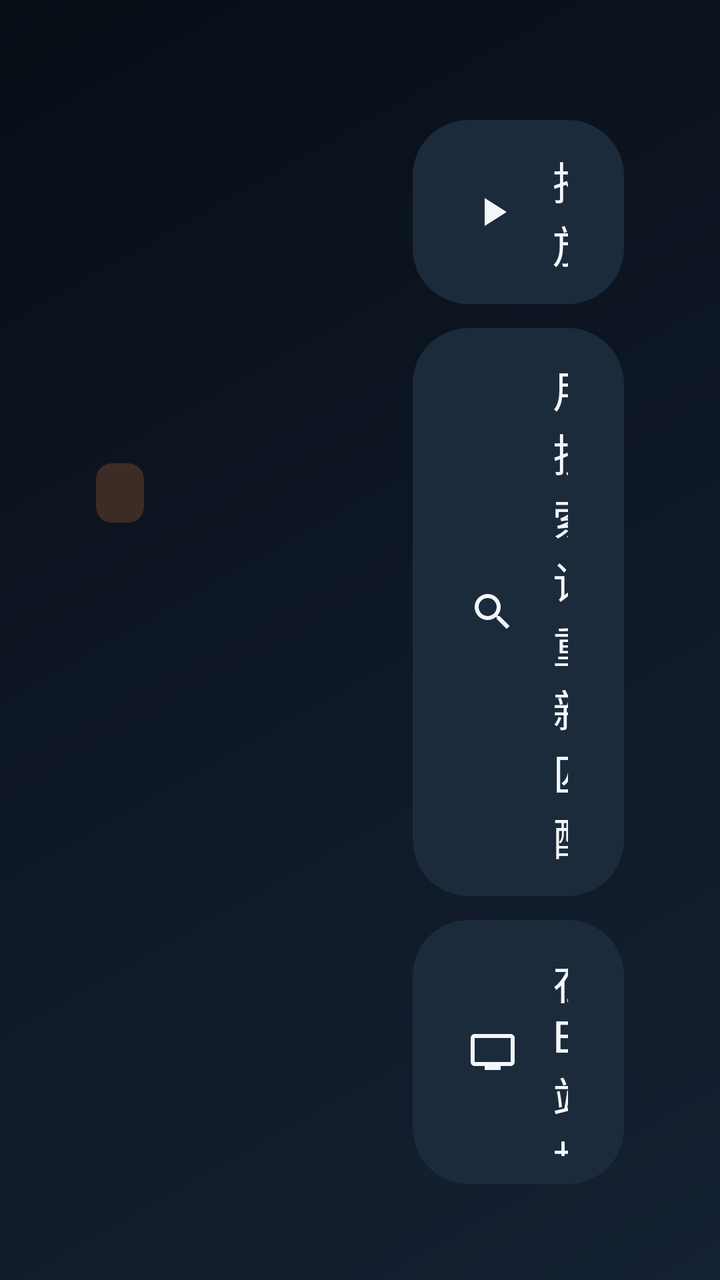
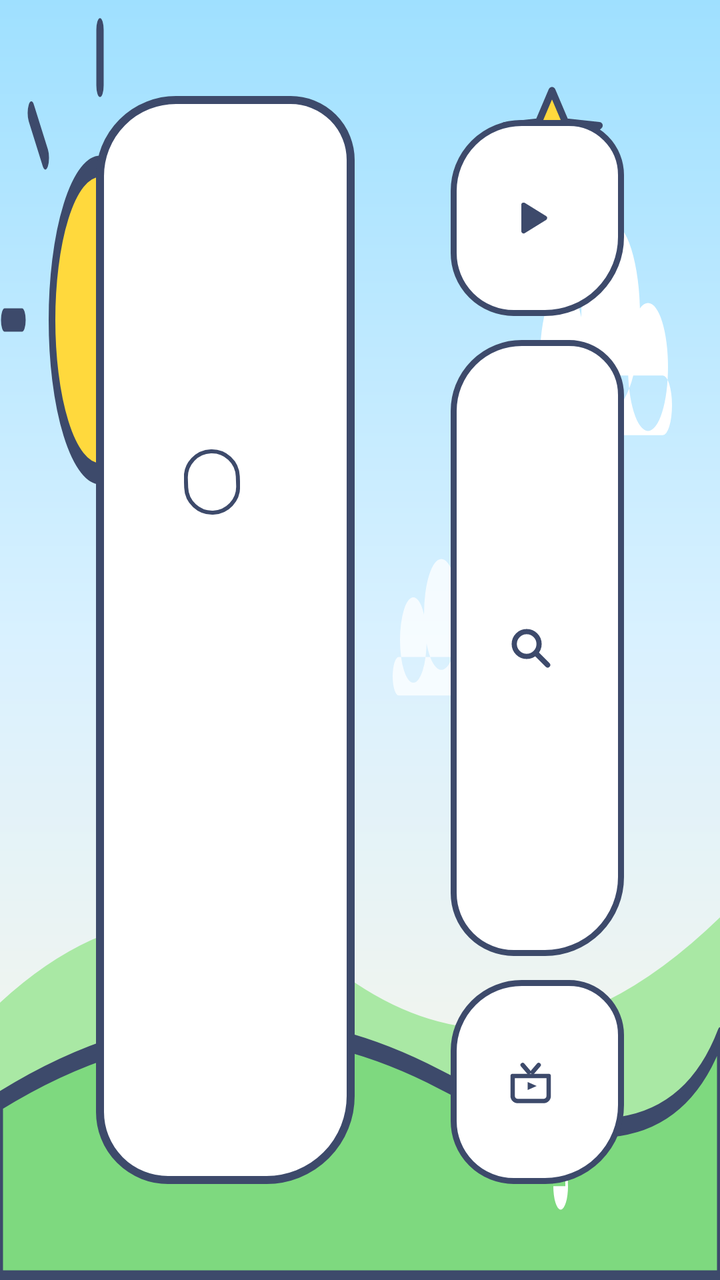

An Android layout rendered at two revisions. The XML below is the earlier revision; the diff shows what the commit changed to produce the second picture.
<!-- AndroidManifest.xml: application theme Theme.EvoKids -->
<!-- res/layout/activity_detail.xml -->
<?xml version="1.0" encoding="utf-8"?>
<LinearLayout xmlns:android="http://schemas.android.com/apk/res/android"
    android:layout_width="match_parent"
    android:layout_height="match_parent"
    android:orientation="horizontal"
    android:padding="48dp">

    <LinearLayout
        android:layout_width="0dp"
        android:layout_height="match_parent"
        android:layout_weight="3"
        android:orientation="vertical"
        android:gravity="center_vertical"
        android:paddingRight="48dp">

        <TextView
            android:id="@+id/detail_badge"
            android:layout_width="wrap_content"
            android:layout_height="wrap_content"
            android:background="@drawable/pill_badge"
            android:paddingLeft="12dp"
            android:paddingRight="12dp"
            android:paddingTop="4dp"
            android:paddingBottom="4dp"
            android:textColor="@color/accent"
            android:textSize="16sp"
            android:textStyle="bold"
            android:letterSpacing="0.15" />

        <TextView
            android:id="@+id/detail_title"
            android:layout_width="match_parent"
            android:layout_height="wrap_content"
            android:layout_marginTop="8dp"
            android:textColor="@color/text_primary"
            android:textSize="@dimen/detail_title"
            android:textStyle="bold" />

        <TextView
            android:id="@+id/detail_meta"
            android:layout_width="match_parent"
            android:layout_height="wrap_content"
            android:layout_marginTop="16dp"
            android:textColor="@color/text_secondary"
            android:textSize="@dimen/detail_body" />

        <TextView
            android:id="@+id/detail_notice"
            android:layout_width="match_parent"
            android:layout_height="wrap_content"
            android:layout_marginTop="16dp"
            android:textColor="@color/text_secondary"
            android:textSize="18sp"
            android:maxLines="4"
            android:ellipsize="end" />
    </LinearLayout>

    <LinearLayout
        android:layout_width="0dp"
        android:layout_height="match_parent"
        android:layout_weight="2"
        android:orientation="vertical"
        android:gravity="center_vertical">

        <Button
            android:id="@+id/btn_play"
            style="@style/Widget.EvoKids.Button"
            android:layout_width="match_parent"
            android:layout_height="wrap_content"
            android:drawableStart="@drawable/ic_play"
            android:text="@string/detail_play" />

        <Button
            android:id="@+id/btn_re_resolve"
            style="@style/Widget.EvoKids.Button"
            android:layout_width="match_parent"
            android:layout_height="wrap_content"
            android:drawableStart="@drawable/ic_search"
            android:text="@string/detail_re_resolve" />

        <Button
            android:id="@+id/btn_open_bili"
            style="@style/Widget.EvoKids.Button"
            android:layout_width="match_parent"
            android:layout_height="wrap_content"
            android:drawableStart="@drawable/ic_tv"
            android:text="@string/detail_open_bili" />
    </LinearLayout>
</LinearLayout>
<!-- resources referenced by this layout -->
<resources>
  <color name="accent">#FF8A3D</color>
  <color name="text_primary">#F4F7FA</color>
  <color name="text_secondary">#93A7BC</color>
  <dimen name="detail_title">40sp</dimen>
  <!-- drawable ic_play (drawable) -->
  <vector xmlns:android="http://schemas.android.com/apk/res/android" android:width="24dp" android:height="24dp" android:viewportWidth="24" android:viewportHeight="24">
      <path android:fillColor="#F4F7FA" android:pathData="M8,5v14l11,-7z"/>
  </vector>
  <!-- drawable ic_search (drawable) -->
  <vector xmlns:android="http://schemas.android.com/apk/res/android" android:width="24dp" android:height="24dp" android:viewportWidth="24" android:viewportHeight="24">
      <path android:fillColor="#F4F7FA" android:pathData="M15.5,14h-0.79l-0.28,-0.27C15.41,12.59 16,11.11 16,9.5C16,5.91 13.09,3 9.5,3S3,5.91 3,9.5S5.91,16 9.5,16c1.61,0 3.09,-0.59 4.23,-1.57l0.27,0.28v0.79l5,4.99L20.49,19l-4.99,-5zM9.5,14C7.01,14 5,11.99 5,9.5S7.01,5 9.5,5S14,7.01 14,9.5S11.99,14 9.5,14z"/>
  </vector>
  <!-- drawable ic_tv (drawable) -->
  <vector xmlns:android="http://schemas.android.com/apk/res/android" android:width="24dp" android:height="24dp" android:viewportWidth="24" android:viewportHeight="24">
      <path android:fillColor="#F4F7FA" android:pathData="M21,3H3c-1.1,0 -2,0.9 -2,2v12c0,1.1 0.9,2 2,2h5v2h8v-2h5c1.1,0 2,-0.9 2,-2V5c0,-1.1 -0.9,-2 -2,-2zM21,17H3V5h18v12z"/>
  </vector>
  <!-- drawable pill_badge (drawable) -->
  <?xml version="1.0" encoding="utf-8"?>
  <shape xmlns:android="http://schemas.android.com/apk/res/android">
      <solid android:color="#33FF8A3D" />
      <corners android:radius="8dp" />
  </shape>
  <style name="Widget.EvoKids.Button" parent="android:Widget.Material.Button">
          <item name="android:textSize">@dimen/button_text</item>
          <item name="android:textColor">@color/text_primary</item>
          <item name="android:background">@drawable/bg_button</item>
          <item name="android:paddingLeft">28dp</item>
          <item name="android:paddingRight">28dp</item>
          <item name="android:paddingTop">14dp</item>
          <item name="android:paddingBottom">14dp</item>
          <item name="android:drawablePadding">18dp</item>
          <item name="android:gravity">center_vertical|start</item>
          <item name="android:textAllCaps">false</item>
          <item name="android:layout_marginTop">12dp</item>
          <item name="android:minHeight">64dp</item>
      </style>
  <style name="Theme.EvoKids" parent="Theme.Leanback">
          <item name="android:windowBackground">@drawable/bg_main</item>
          <item name="android:colorAccent">@color/accent</item>
          <item name="colorAccent">@color/accent</item>
          <item name="android:textColorPrimary">@color/text_primary</item>
          <item name="android:textColorSecondary">@color/text_secondary</item>
      </style>
  <dimen name="button_text">22sp</dimen>
  <!-- drawable bg_button (drawable) -->
  <?xml version="1.0" encoding="utf-8"?>
  <selector xmlns:android="http://schemas.android.com/apk/res/android">
      <item android:state_focused="true">
          <shape>
              <solid android:color="#2A4159" />
              <corners android:radius="28dp" />
              <stroke android:width="3dp" android:color="@color/accent" />
          </shape>
      </item>
      <item>
          <shape>
              <solid android:color="#1C2B3C" />
              <corners android:radius="28dp" />
          </shape>
      </item>
  </selector>
  <!-- drawable bg_main (drawable) -->
  <?xml version="1.0" encoding="utf-8"?>
  <shape xmlns:android="http://schemas.android.com/apk/res/android">
      <gradient
          android:angle="135"
          android:startColor="#152233"
          android:centerColor="#0E1725"
          android:endColor="#080E16"
          android:type="linear" />
  </shape>
  <!-- unchanged entries left out for length: 4 -->
</resources>

<!-- the commit's change to res/layout/activity_detail.xml (unified diff, before → after) -->
@@ -1,89 +1,105 @@
 <?xml version="1.0" encoding="utf-8"?>
-<LinearLayout xmlns:android="http://schemas.android.com/apk/res/android"
+<FrameLayout xmlns:android="http://schemas.android.com/apk/res/android"
     android:layout_width="match_parent"
-    android:layout_height="match_parent"
-    android:orientation="horizontal"
-    android:padding="48dp">
+    android:layout_height="match_parent">
+
+    <ImageView
+        android:layout_width="56dp"
+        android:layout_height="56dp"
+        android:layout_gravity="top|end"
+        android:layout_marginTop="40dp"
+        android:layout_marginRight="56dp"
+        android:src="@drawable/deco_star"
+        android:contentDescription="@null" />
 
     <LinearLayout
-        android:layout_width="0dp"
+        android:layout_width="match_parent"
         android:layout_height="match_parent"
-        android:layout_weight="3"
-        android:orientation="vertical"
-        android:gravity="center_vertical"
-        android:paddingRight="48dp">
+        android:orientation="horizontal"
+        android:padding="48dp">
 
-        <TextView
-            android:id="@+id/detail_badge"
-            android:layout_width="wrap_content"
-            android:layout_height="wrap_content"
-            android:background="@drawable/pill_badge"
-            android:paddingLeft="12dp"
-            android:paddingRight="12dp"
-            android:paddingTop="4dp"
-            android:paddingBottom="4dp"
-            android:textColor="@color/accent"
-            android:textSize="16sp"
-            android:textStyle="bold"
-            android:letterSpacing="0.15" />
+        <LinearLayout
+            android:layout_width="0dp"
+            android:layout_height="match_parent"
+            android:layout_weight="3"
+            android:orientation="vertical"
+            android:gravity="center_vertical"
+            android:background="@drawable/bg_panel_card"
+            android:padding="44dp"
+            android:layout_marginRight="48dp">
 
-        <TextView
-            android:id="@+id/detail_title"
-            android:layout_width="match_parent"
-            android:layout_height="wrap_content"
-            android:layout_marginTop="8dp"
-            android:textColor="@color/text_primary"
-            android:textSize="@dimen/detail_title"
-            android:textStyle="bold" />
+            <TextView
+                android:id="@+id/detail_badge"
+                android:layout_width="wrap_content"
+                android:layout_height="wrap_content"
+                android:background="@drawable/pill_badge"
+                android:paddingLeft="14dp"
+                android:paddingRight="14dp"
+                android:paddingTop="5dp"
+                android:paddingBottom="5dp"
+                android:rotation="-2"
+                android:textColor="@color/crayon"
+                android:textSize="17sp"
+                android:textStyle="bold"
+                android:letterSpacing="0.1" />
 
-        <TextView
-            android:id="@+id/detail_meta"
-            android:layout_width="match_parent"
-            android:layout_height="wrap_content"
-            android:layout_marginTop="16dp"
-            android:textColor="@color/text_secondary"
-            android:textSize="@dimen/detail_body" />
+            <TextView
+                android:id="@+id/detail_title"
+                android:layout_width="match_parent"
+                android:layout_height="wrap_content"
+                android:layout_marginTop="14dp"
+                android:textColor="@color/text_primary"
+                android:textSize="@dimen/detail_title" />
 
-        <TextView
-            android:id="@+id/detail_notice"
-            android:layout_width="match_parent"
-            android:layout_height="wrap_content"
-            android:layout_marginTop="16dp"
-            android:textColor="@color/text_secondary"
-            android:textSize="18sp"
-            android:maxLines="4"
-            android:ellipsize="end" />
+            <TextView
+                android:id="@+id/detail_meta"
+                android:layout_width="match_parent"
+                android:layout_height="wrap_content"
+                android:layout_marginTop="18dp"
+                android:textColor="@color/text_secondary"
+                android:textSize="@dimen/detail_body" />
+
+            <TextView
+                android:id="@+id/detail_notice"
+                android:layout_width="match_parent"
+                android:layout_height="wrap_content"
+                android:layout_marginTop="16dp"
+                android:textColor="@color/text_secondary"
+                android:textSize="18sp"
+                android:maxLines="4"
+                android:ellipsize="end" />
+        </LinearLayout>
+
+        <LinearLayout
+            android:layout_width="0dp"
+            android:layout_height="match_parent"
+            android:layout_weight="2"
+            android:orientation="vertical"
+            android:gravity="center_vertical">
+
+            <Button
+                android:id="@+id/btn_play"
+                style="@style/Widget.EvoKids.Button"
+                android:layout_width="match_parent"
+                android:layout_height="wrap_content"
+                android:drawableStart="@drawable/ic_play"
+                android:text="@string/detail_play" />
+
+            <Button
+                android:id="@+id/btn_re_resolve"
+                style="@style/Widget.EvoKids.Button"
+                android:layout_width="match_parent"
+                android:layout_height="wrap_content"
+                android:drawableStart="@drawable/ic_search"
+                android:text="@string/detail_re_resolve" />
+
+            <Button
+                android:id="@+id/btn_open_bili"
+                style="@style/Widget.EvoKids.Button"
+                android:layout_width="match_parent"
+                android:layout_height="wrap_content"
+                android:drawableStart="@drawable/ic_tv"
+                android:text="@string/detail_open_bili" />
+        </LinearLayout>
     </LinearLayout>
-
-    <LinearLayout
-        android:layout_width="0dp"
-        android:layout_height="match_parent"
-        android:layout_weight="2"
-        android:orientation="vertical"
-        android:gravity="center_vertical">
-
-        <Button
-            android:id="@+id/btn_play"
-            style="@style/Widget.EvoKids.Button"
-            android:layout_width="match_parent"
-            android:layout_height="wrap_content"
-            android:drawableStart="@drawable/ic_play"
-            android:text="@string/detail_play" />
-
-        <Button
-            android:id="@+id/btn_re_resolve"
-            style="@style/Widget.EvoKids.Button"
-            android:layout_width="match_parent"
-            android:layout_height="wrap_content"
-            android:drawableStart="@drawable/ic_search"
-            android:text="@string/detail_re_resolve" />
-
-        <Button
-            android:id="@+id/btn_open_bili"
-            style="@style/Widget.EvoKids.Button"
-            android:layout_width="match_parent"
-            android:layout_height="wrap_content"
-            android:drawableStart="@drawable/ic_tv"
-            android:text="@string/detail_open_bili" />
-    </LinearLayout>
-</LinearLayout>
+</FrameLayout>
<!-- resource entries referenced after the edit -->
@@ -1,30 +1,122 @@
 <!-- resources referenced by this layout -->
 <resources>
-  <color name="accent">#FF8A3D</color>
-  <color name="text_primary">#F4F7FA</color>
-  <color name="text_secondary">#93A7BC</color>
-  <dimen name="detail_title">40sp</dimen>
+  <color name="crayon">#3D4A6B</color>
+  <color name="accent">#FF9F1C</color>
+  <color name="sky_top">#9FE0FF</color>
+  <color name="sky_bottom">#FFF6E5</color>
+  <!-- drawable deco_sky (drawable) -->
+  <?xml version="1.0" encoding="utf-8"?>
+  <vector xmlns:android="http://schemas.android.com/apk/res/android"
+      android:width="1080dp" android:height="600dp"
+      android:viewportWidth="1080" android:viewportHeight="600">
+      
+      <path android:strokeColor="@color/crayon" android:strokeWidth="11"
+          android:strokeLineCap="round" android:pathData="M150,40 L150,14 M232,74 L253,53 M266,150 L292,150 M68,74 L47,53 M33,150 L7,150" />
+      
+      <path android:fillColor="@color/sun_yellow" android:strokeColor="@color/crayon"
+          android:strokeWidth="10" android:pathData="M150,150 m-72,0 a72,72 0 1 0 144,0 a72,72 0 1 0 -144,0" />
+      
+      <group>
+          <path android:fillColor="@color/cloud_white"
+              android:pathData="M810,168 a34,34 0 1 0 68,0 a34,34 0 1 0 -68,0 M872,148 a44,44 0 1 0 88,0 a44,44 0 1 0 -88,0 M942,172 a30,30 0 1 0 60,0 a30,30 0 1 0 -60,0 M806,176 h188 a14,14 0 0 1 0,28 h-188 a14,14 0 0 1 0,-28 z" />
+      </group>
+      
+      <path android:fillColor="@color/cloud_white" android:fillAlpha="0.9"
+          android:pathData="M240,352 a24,24 0 1 0 48,0 a24,24 0 1 0 -48,0 M284,338 a30,30 0 1 0 60,0 a30,30 0 1 0 -60,0 M334,356 a20,20 0 1 0 40,0 a20,20 0 1 0 -40,0 M238,360 h130 a10,10 0 0 1 0,20 h-130 a10,10 0 0 1 0,-20 z" />
+      
+      <path android:fillColor="@color/cloud_white" android:fillAlpha="0.75"
+          android:pathData="M600,300 a20,20 0 1 0 40,0 a20,20 0 1 0 -40,0 M636,288 a26,26 0 1 0 52,0 a26,26 0 1 0 -52,0 M682,304 a17,17 0 1 0 34,0 a17,17 0 1 0 -34,0 M598,308 h112 a9,9 0 0 1 0,18 h-112 a9,9 0 0 1 0,-18 z" />
+  </vector>
+  <!-- drawable deco_hills (drawable) -->
+  <?xml version="1.0" encoding="utf-8"?>
+  <vector xmlns:android="http://schemas.android.com/apk/res/android"
+      android:width="1080dp" android:height="600dp"
+      android:viewportWidth="1080" android:viewportHeight="600">
+      
+      <path android:fillColor="@color/hill_back"
+          android:pathData="M0,470 Q250,398 520,458 T1080,430 L1080,600 L0,600 Z" />
+      
+      <path android:fillColor="@color/hill_front" android:strokeColor="@color/crayon"
+          android:strokeWidth="9" android:strokeLineJoin="round"
+          android:pathData="M0,516 Q330,452 660,506 T1080,486 L1080,600 L0,600 Z" />
+      
+      <path android:fillColor="@color/cloud_white"
+          android:pathData="M220,540 a11,11 0 1 0 22,0 a11,11 0 1 0 -22,0 M229,518 a11,11 0 1 0 22,0 a11,11 0 1 0 -22,0 M207,518 a11,11 0 1 0 22,0 a11,11 0 1 0 -22,0 M220,522 h18 v18 h-18 z" />
+      <path android:fillColor="@color/sun_yellow" android:strokeColor="@color/crayon" android:strokeWidth="4"
+          android:pathData="M219,529 m-7,0 a7,7 0 1 0 14,0 a7,7 0 1 0 -14,0" />
+      <path android:fillColor="@color/cloud_white"
+          android:pathData="M830,556 a11,11 0 1 0 22,0 a11,11 0 1 0 -22,0 M839,534 a11,11 0 1 0 22,0 a11,11 0 1 0 -22,0 M817,534 a11,11 0 1 0 22,0 a11,11 0 1 0 -22,0 M830,538 h18 v18 h-18 z" />
+      <path android:fillColor="@color/sun_yellow" android:strokeColor="@color/crayon" android:strokeWidth="4"
+          android:pathData="M829,545 m-7,0 a7,7 0 1 0 14,0 a7,7 0 1 0 -14,0" />
+  </vector>
+  <color name="cloud_white">#FFFFFF</color>
+  <color name="hill_back">#A9E8A4</color>
+  <color name="hill_front">#7ED97F</color>
+  <color name="text_primary">#3D4A6B</color>
+  <color name="text_secondary">#7B89A6</color>
+  <dimen name="detail_title">42sp</dimen>
+  <!-- drawable bg_panel_card (drawable) -->
+  <?xml version="1.0" encoding="utf-8"?>
+  <shape xmlns:android="http://schemas.android.com/apk/res/android">
+      <solid android:color="@color/bg_panel" />
+      <corners
+          android:topLeftRadius="38dp"
+          android:topRightRadius="30dp"
+          android:bottomLeftRadius="34dp"
+          android:bottomRightRadius="42dp" />
+      <stroke android:width="4dp" android:color="@color/crayon" />
+  </shape>
+  <!-- drawable deco_star (drawable) -->
+  <?xml version="1.0" encoding="utf-8"?>
+  <vector xmlns:android="http://schemas.android.com/apk/res/android"
+      android:width="64dp" android:height="64dp"
+      android:viewportWidth="64" android:viewportHeight="64">
+      <path android:fillColor="@color/sun_yellow" android:strokeColor="@color/crayon"
+          android:strokeWidth="4" android:strokeLineJoin="round"
+          android:pathData="M32,6 L39.6,23.9 L59,26 L44.7,39.3 L48.5,58.5 L32,49.5 L15.5,58.5 L19.3,39.3 L5,26 L24.4,23.9 Z" />
+  </vector>
   <!-- drawable ic_play (drawable) -->
-  <vector xmlns:android="http://schemas.android.com/apk/res/android" android:width="24dp" android:height="24dp" android:viewportWidth="24" android:viewportHeight="24">
-      <path android:fillColor="#F4F7FA" android:pathData="M8,5v14l11,-7z"/>
+  <?xml version="1.0" encoding="utf-8"?>
+  <vector xmlns:android="http://schemas.android.com/apk/res/android"
+      android:width="24dp" android:height="24dp"
+      android:viewportWidth="24" android:viewportHeight="24">
+      <path android:fillColor="@color/crayon" android:strokeColor="@color/crayon"
+          android:strokeWidth="2.4" android:strokeLineJoin="round"
+          android:pathData="M8.5,5.5 L19,12 L8.5,18.5 Z" />
   </vector>
   <!-- drawable ic_search (drawable) -->
-  <vector xmlns:android="http://schemas.android.com/apk/res/android" android:width="24dp" android:height="24dp" android:viewportWidth="24" android:viewportHeight="24">
-      <path android:fillColor="#F4F7FA" android:pathData="M15.5,14h-0.79l-0.28,-0.27C15.41,12.59 16,11.11 16,9.5C16,5.91 13.09,3 9.5,3S3,5.91 3,9.5S5.91,16 9.5,16c1.61,0 3.09,-0.59 4.23,-1.57l0.27,0.28v0.79l5,4.99L20.49,19l-4.99,-5zM9.5,14C7.01,14 5,11.99 5,9.5S7.01,5 9.5,5S14,7.01 14,9.5S11.99,14 9.5,14z"/>
+  <?xml version="1.0" encoding="utf-8"?>
+  <vector xmlns:android="http://schemas.android.com/apk/res/android"
+      android:width="24dp" android:height="24dp"
+      android:viewportWidth="24" android:viewportHeight="24">
+      <path android:strokeColor="@color/crayon" android:strokeWidth="2.6"
+          android:strokeLineCap="round"
+          android:pathData="M10,10 m-6.2,0 a6.2,6.2 0 1 0 12.4,0 a6.2,6.2 0 1 0 -12.4,0 M15.2,15.2 L20.5,20.5" />
   </vector>
   <!-- drawable ic_tv (drawable) -->
-  <vector xmlns:android="http://schemas.android.com/apk/res/android" android:width="24dp" android:height="24dp" android:viewportWidth="24" android:viewportHeight="24">
-      <path android:fillColor="#F4F7FA" android:pathData="M21,3H3c-1.1,0 -2,0.9 -2,2v12c0,1.1 0.9,2 2,2h5v2h8v-2h5c1.1,0 2,-0.9 2,-2V5c0,-1.1 -0.9,-2 -2,-2zM21,17H3V5h18v12z"/>
+  <?xml version="1.0" encoding="utf-8"?>
+  <vector xmlns:android="http://schemas.android.com/apk/res/android"
+      android:width="24dp" android:height="24dp"
+      android:viewportWidth="24" android:viewportHeight="24">
+      <path android:strokeColor="@color/crayon" android:strokeWidth="2.2"
+          android:strokeLineCap="round"
+          android:pathData="M8,3.5 L11,7 M16,3.5 L13,7" />
+      <path android:strokeColor="@color/crayon" android:strokeWidth="2.2"
+          android:strokeLineJoin="round" android:fillColor="#00000000"
+          android:pathData="M3,9 h18 v10 a2.5,2.5 0 0 1 -2.5,2.5 h-13 a2.5,2.5 0 0 1 -2.5,-2.5 z" />
+      <path android:fillColor="@color/crayon"
+          android:pathData="M10.5,12 L15,14 L10.5,16 Z" />
   </vector>
   <!-- drawable pill_badge (drawable) -->
   <?xml version="1.0" encoding="utf-8"?>
   <shape xmlns:android="http://schemas.android.com/apk/res/android">
-      <solid android:color="#33FF8A3D" />
-      <corners android:radius="8dp" />
+      <solid android:color="@color/bg_panel" />
+      <corners android:radius="16dp" />
+      <stroke android:width="2dp" android:color="@color/crayon" />
   </shape>
   <style name="Widget.EvoKids.Button" parent="android:Widget.Material.Button">
           <item name="android:textSize">@dimen/button_text</item>
-          <item name="android:textColor">@color/text_primary</item>
+          <item name="android:textColor">@color/crayon</item>
           <item name="android:background">@drawable/bg_button</item>
           <item name="android:paddingLeft">28dp</item>
           <item name="android:paddingRight">28dp</item>
@@ -42,35 +134,53 @@
           <item name="colorAccent">@color/accent</item>
           <item name="android:textColorPrimary">@color/text_primary</item>
           <item name="android:textColorSecondary">@color/text_secondary</item>
+          <item name="android:textColorHint">@color/text_secondary</item>
       </style>
-  <dimen name="button_text">22sp</dimen>
+  <color name="bg_panel">#FFFFFF</color>
+  <color name="sun_yellow">#FFD93D</color>
+  <dimen name="button_text">24sp</dimen>
   <!-- drawable bg_button (drawable) -->
   <?xml version="1.0" encoding="utf-8"?>
   <selector xmlns:android="http://schemas.android.com/apk/res/android">
       <item android:state_focused="true">
           <shape>
-              <solid android:color="#2A4159" />
-              <corners android:radius="28dp" />
-              <stroke android:width="3dp" android:color="@color/accent" />
+              <solid android:color="#FFC94D" />
+              <corners
+                  android:topLeftRadius="34dp"
+                  android:topRightRadius="26dp"
+                  android:bottomLeftRadius="30dp"
+                  android:bottomRightRadius="38dp" />
+              <stroke android:width="5dp" android:color="@color/accent" />
           </shape>
       </item>
       <item>
           <shape>
-              <solid android:color="#1C2B3C" />
-              <corners android:radius="28dp" />
+              <solid android:color="@color/bg_panel" />
+              <corners
+                  android:topLeftRadius="34dp"
+                  android:topRightRadius="26dp"
+                  android:bottomLeftRadius="30dp"
+                  android:bottomRightRadius="38dp" />
+              <stroke android:width="3dp" android:color="@color/crayon" />
           </shape>
       </item>
   </selector>
   <!-- drawable bg_main (drawable) -->
   <?xml version="1.0" encoding="utf-8"?>
-  <shape xmlns:android="http://schemas.android.com/apk/res/android">
-      <gradient
-          android:angle="135"
-          android:startColor="#152233"
-          android:centerColor="#0E1725"
-          android:endColor="#080E16"
-          android:type="linear" />
-  </shape>
+  <layer-list xmlns:android="http://schemas.android.com/apk/res/android">
+      <item>
+          <shape>
+              <gradient
+                  android:angle="270"
+                  android:startColor="@color/sky_top"
+                  android:centerColor="#D9F1FF"
+                  android:endColor="@color/sky_bottom"
+                  android:type="linear" />
+          </shape>
+      </item>
+      <item android:drawable="@drawable/deco_sky" />
+      <item android:drawable="@drawable/deco_hills" />
+  </layer-list>
   <!-- unchanged entries left out for length: 4 -->
 </resources>
 
